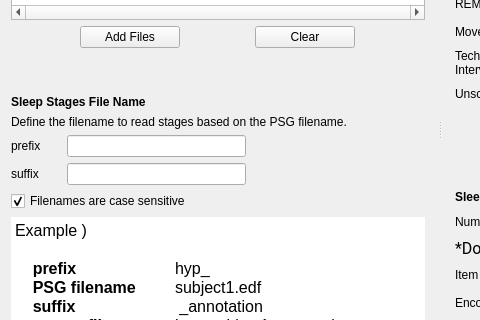
Above: modules/CEAMSModules/SleepStagesImporter/Ui_SleepStagesImporterSettingsView.ui from SnoozToolbox/snooz-package-ceams before the change; both pictures show x 0 to 480 and y 203 to 523 of the 871 by 664 pixel window. Below: the same form after it.
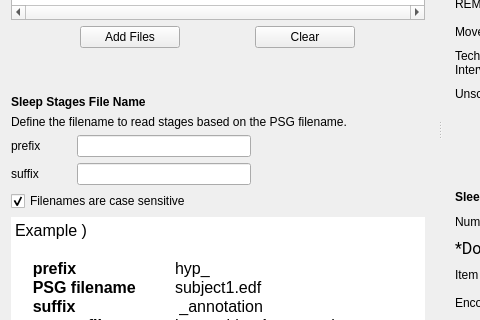
That is the form after the change.

```diff
--- a/modules/CEAMSModules/SleepStagesImporter/Ui_SleepStagesImporterSettingsView.ui
+++ b/modules/CEAMSModules/SleepStagesImporter/Ui_SleepStagesImporterSettingsView.ui
@@ -136,7 +136,7 @@
             <widget class="QLabel" name="label_18">
              <property name="minimumSize">
               <size>
-               <width>50</width>
+               <width>60</width>
                <height>0</height>
               </size>
              </property>
@@ -147,6 +147,15 @@
            </item>
            <item row="1" column="0">
             <widget class="QLabel" name="label_19">
+             <property name="minimumSize">
+              <size>
+               <width>60</width>
+               <height>0</height>
+              </size>
+             </property>
+             <property name="toolTip">
+              <string>Optionally, define the suffix to append to the PSG filename to identify the stages filename.</string>
+             </property>
              <property name="text">
               <string>suffix</string>
              </property>
```
Left out of the diff: 60 changed lines with no effect on the pictures.
